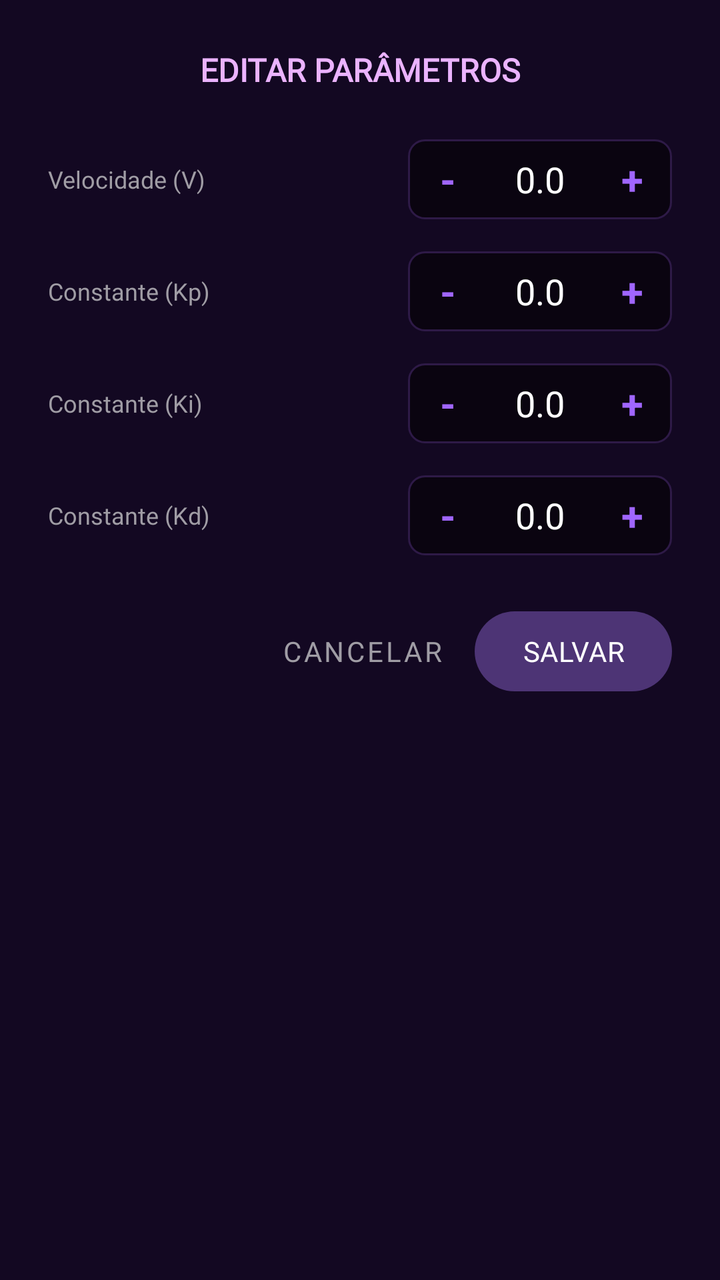
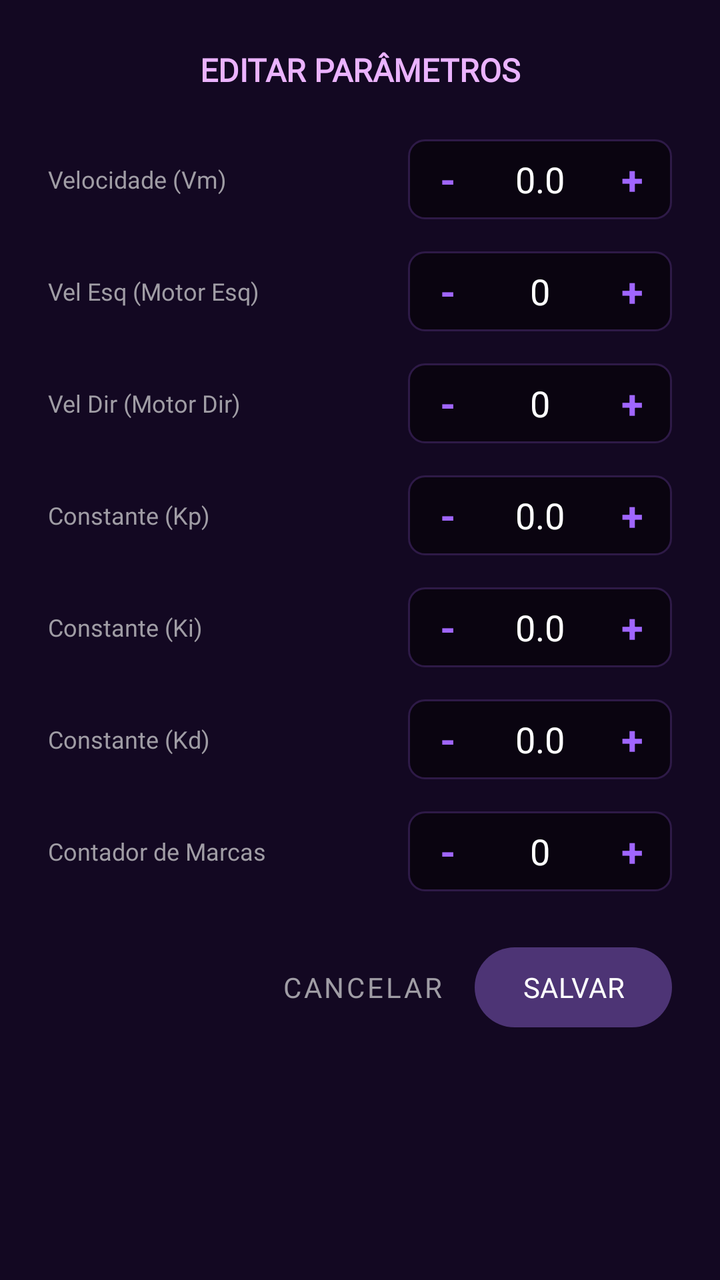

An Android layout rendered at two revisions. The XML below is the earlier revision; the diff shows what the commit changed to produce the second picture.
<!-- AndroidManifest.xml: application theme Theme.ZeGuiaApp -->
<!-- res/layout/editar_parametros.xml -->
<?xml version="1.0" encoding="utf-8"?>
<LinearLayout xmlns:android="http://schemas.android.com/apk/res/android"
    xmlns:app="http://schemas.android.com/apk/res-auto"
    android:layout_width="match_parent"
    android:layout_height="wrap_content"
    android:background="#130822"
    android:orientation="vertical"
    android:padding="24dp">

    <TextView
        android:layout_width="match_parent"
        android:layout_height="wrap_content"
        android:fontFamily="@font/orbitron"
        android:text="EDITAR PARÂMETROS"
        android:textColor="#EBB3FF"
        android:textSize="16sp"
        android:textStyle="bold"
        android:layout_marginBottom="24dp"
        android:gravity="center"/>

    <LinearLayout
        android:layout_width="match_parent"
        android:layout_height="wrap_content"
        android:orientation="horizontal"
        android:gravity="center_vertical"
        android:layout_marginBottom="16dp">

        <TextView
            android:layout_width="0dp"
            android:layout_height="wrap_content"
            android:layout_weight="1"
            android:text="Velocidade (V)"
            android:textColor="#A09DA5"
            android:fontFamily="@font/orbitron"
            android:textSize="12sp" />

        <LinearLayout
            android:layout_width="wrap_content"
            android:layout_height="wrap_content"
            android:orientation="horizontal"
            android:gravity="center"
            android:background="@drawable/bg_stepper"
            android:padding="4dp">

            <TextView
                android:id="@+id/btnDiminuirV"
                android:layout_width="32dp"
                android:layout_height="32dp"
                android:text="-"
                android:textSize="20sp"
                android:textColor="#A066FF"
                android:gravity="center"
                android:textStyle="bold"/>

            <EditText
                android:id="@+id/editV"
                android:layout_width="60dp"
                android:layout_height="wrap_content"
                android:background="@null"
                android:textColor="#FFFFFF"
                android:gravity="center"
                android:fontFamily="@font/sourcecodepro_bold"
                android:inputType="numberDecimal|numberSigned"
                android:text="0.0"/>

            <TextView
                android:id="@+id/btnAumentarV"
                android:layout_width="32dp"
                android:layout_height="32dp"
                android:text="+"
                android:textSize="20sp"
                android:textColor="#A066FF"
                android:gravity="center"
                android:textStyle="bold"/>
        </LinearLayout>
    </LinearLayout>

    <LinearLayout
        android:layout_width="match_parent"
        android:layout_height="wrap_content"
        android:orientation="horizontal"
        android:gravity="center_vertical"
        android:layout_marginBottom="16dp">

        <TextView
            android:layout_width="0dp"
            android:layout_height="wrap_content"
            android:layout_weight="1"
            android:text="Constante (Kp)"
            android:textColor="#A09DA5"
            android:fontFamily="@font/orbitron"
            android:textSize="12sp" />

        <LinearLayout
            android:layout_width="wrap_content"
            android:layout_height="wrap_content"
            android:orientation="horizontal"
            android:gravity="center"
            android:background="@drawable/bg_stepper"
            android:padding="4dp">

            <TextView android:id="@+id/btnDiminuirKp" android:layout_width="32dp" android:layout_height="32dp" android:text="-" android:textSize="20sp" android:textColor="#A066FF" android:gravity="center" android:textStyle="bold"/>
            <EditText android:id="@+id/editKp" android:layout_width="60dp" android:layout_height="wrap_content" android:background="@null" android:textColor="#FFFFFF" android:gravity="center" android:fontFamily="@font/sourcecodepro_bold" android:inputType="numberDecimal|numberSigned" android:text="0.0"/>
            <TextView android:id="@+id/btnAumentarKp" android:layout_width="32dp" android:layout_height="32dp" android:text="+" android:textSize="20sp" android:textColor="#A066FF" android:gravity="center" android:textStyle="bold"/>
        </LinearLayout>
    </LinearLayout>

    <LinearLayout
        android:layout_width="match_parent"
        android:layout_height="wrap_content"
        android:orientation="horizontal"
        android:gravity="center_vertical"
        android:layout_marginBottom="16dp">

        <TextView
            android:layout_width="0dp"
            android:layout_height="wrap_content"
            android:layout_weight="1"
            android:text="Constante (Ki)"
            android:textColor="#A09DA5"
            android:fontFamily="@font/orbitron"
            android:textSize="12sp" />

        <LinearLayout
            android:layout_width="wrap_content"
            android:layout_height="wrap_content"
            android:orientation="horizontal"
            android:gravity="center"
            android:background="@drawable/bg_stepper"
            android:padding="4dp">

            <TextView android:id="@+id/btnDiminuirKi" android:layout_width="32dp" android:layout_height="32dp" android:text="-" android:textSize="20sp" android:textColor="#A066FF" android:gravity="center" android:textStyle="bold"/>
            <EditText android:id="@+id/editKi" android:layout_width="60dp" android:layout_height="wrap_content" android:background="@null" android:textColor="#FFFFFF" android:gravity="center" android:fontFamily="@font/sourcecodepro_bold" android:inputType="numberDecimal|numberSigned" android:text="0.0"/>
            <TextView android:id="@+id/btnAumentarKi" android:layout_width="32dp" android:layout_height="32dp" android:text="+" android:textSize="20sp" android:textColor="#A066FF" android:gravity="center" android:textStyle="bold"/>
        </LinearLayout>
    </LinearLayout>

    <LinearLayout
        android:layout_width="match_parent"
        android:layout_height="wrap_content"
        android:orientation="horizontal"
        android:gravity="center_vertical"
        android:layout_marginBottom="24dp">

        <TextView
            android:layout_width="0dp"
            android:layout_height="wrap_content"
            android:layout_weight="1"
            android:text="Constante (Kd)"
            android:textColor="#A09DA5"
            android:fontFamily="@font/orbitron"
            android:textSize="12sp" />

        <LinearLayout
            android:layout_width="wrap_content"
            android:layout_height="wrap_content"
            android:orientation="horizontal"
            android:gravity="center"
            android:background="@drawable/bg_stepper"
            android:padding="4dp">

            <TextView android:id="@+id/btnDiminuirKd" android:layout_width="32dp" android:layout_height="32dp" android:text="-" android:textSize="20sp" android:textColor="#A066FF" android:gravity="center" android:textStyle="bold"/>
            <EditText android:id="@+id/editKd" android:layout_width="60dp" android:layout_height="wrap_content" android:background="@null" android:textColor="#FFFFFF" android:gravity="center" android:fontFamily="@font/sourcecodepro_bold" android:inputType="numberDecimal|numberSigned" android:text="0.0"/>
            <TextView android:id="@+id/btnAumentarKd" android:layout_width="32dp" android:layout_height="32dp" android:text="+" android:textSize="20sp" android:textColor="#A066FF" android:gravity="center" android:textStyle="bold"/>
        </LinearLayout>
    </LinearLayout>

    <LinearLayout
        android:layout_width="match_parent"
        android:layout_height="wrap_content"
        android:orientation="horizontal"
        android:gravity="end">

        <com.google.android.material.button.MaterialButton
            android:id="@+id/btnCancelar"
            style="@style/Widget.MaterialComponents.Button.TextButton"
            android:layout_width="wrap_content"
            android:layout_height="wrap_content"
            android:text="CANCELAR"
            android:textColor="#A09DA5"
            android:fontFamily="@font/orbitron" />

        <com.google.android.material.button.MaterialButton
            android:id="@+id/btnSalvar"
            android:layout_width="wrap_content"
            android:layout_height="wrap_content"
            android:layout_marginStart="8dp"
            android:text="SALVAR"
            app:backgroundTint="#4D3475"
            android:textColor="#FFFFFF"
            android:fontFamily="@font/orbitron" />
    </LinearLayout>

</LinearLayout>
<!-- resources referenced by this layout -->
<resources>
  <!-- drawable bg_stepper (drawable) -->
  <?xml version="1.0" encoding="utf-8"?>
  <shape xmlns:android="http://schemas.android.com/apk/res/android">
      <solid android:color="#0A0410" />
  
      <stroke android:width="1dp" android:color="#2E1A47" />
  
      <corners android:radius="8dp" />
  </shape>
  <style name="Theme.ZeGuiaApp" parent="Base.Theme.ZeGuiaApp" />
  <style name="Base.Theme.ZeGuiaApp" parent="Theme.Material3.DayNight.NoActionBar">
          <item name="android:statusBarColor">#2D1B4E</item>
          
          
      </style>
</resources>

<!-- the commit's change to res/layout/editar_parametros.xml (unified diff, before → after) -->
@@ -18,177 +18,87 @@
         android:layout_marginBottom="24dp"
         android:gravity="center"/>
 
-    <LinearLayout
-        android:layout_width="match_parent"
-        android:layout_height="wrap_content"
-        android:orientation="horizontal"
-        android:gravity="center_vertical"
-        android:layout_marginBottom="16dp">
-
-        <TextView
-            android:layout_width="0dp"
-            android:layout_height="wrap_content"
-            android:layout_weight="1"
-            android:text="Velocidade (V)"
-            android:textColor="#A09DA5"
-            android:fontFamily="@font/orbitron"
-            android:textSize="12sp" />
-
-        <LinearLayout
-            android:layout_width="wrap_content"
-            android:layout_height="wrap_content"
-            android:orientation="horizontal"
-            android:gravity="center"
-            android:background="@drawable/bg_stepper"
-            android:padding="4dp">
-
-            <TextView
-                android:id="@+id/btnDiminuirV"
-                android:layout_width="32dp"
-                android:layout_height="32dp"
-                android:text="-"
-                android:textSize="20sp"
-                android:textColor="#A066FF"
-                android:gravity="center"
-                android:textStyle="bold"/>
-
-            <EditText
-                android:id="@+id/editV"
-                android:layout_width="60dp"
-                android:layout_height="wrap_content"
-                android:background="@null"
-                android:textColor="#FFFFFF"
-                android:gravity="center"
-                android:fontFamily="@font/sourcecodepro_bold"
-                android:inputType="numberDecimal|numberSigned"
-                android:text="0.0"/>
-
-            <TextView
-                android:id="@+id/btnAumentarV"
-                android:layout_width="32dp"
-                android:layout_height="32dp"
-                android:text="+"
-                android:textSize="20sp"
-                android:textColor="#A066FF"
-                android:gravity="center"
-                android:textStyle="bold"/>
+    
+    <LinearLayout android:layout_width="match_parent" android:layout_height="wrap_content" android:orientation="horizontal" android:gravity="center_vertical" android:layout_marginBottom="16dp">
+        <TextView android:layout_width="0dp" android:layout_height="wrap_content" android:layout_weight="1" android:text="Velocidade (Vm)" android:textColor="#A09DA5" android:fontFamily="@font/orbitron" android:textSize="12sp"/>
+        <LinearLayout android:layout_width="wrap_content" android:layout_height="wrap_content" android:orientation="horizontal" android:gravity="center" android:background="@drawable/bg_stepper" android:padding="4dp">
+            <TextView android:id="@+id/btnDiminuirV" android:layout_width="32dp" android:layout_height="32dp" android:text="-" android:textSize="20sp" android:textColor="#A066FF" android:gravity="center" android:textStyle="bold"/>
+            <EditText android:id="@+id/editV" android:layout_width="60dp" android:layout_height="wrap_content" android:background="@null" android:textColor="#FFFFFF" android:gravity="center" android:fontFamily="@font/sourcecodepro_bold" android:inputType="numberDecimal|numberSigned" android:text="0.0"/>
+            <TextView android:id="@+id/btnAumentarV" android:layout_width="32dp" android:layout_height="32dp" android:text="+" android:textSize="20sp" android:textColor="#A066FF" android:gravity="center" android:textStyle="bold"/>
         </LinearLayout>
     </LinearLayout>
 
-    <LinearLayout
-        android:layout_width="match_parent"
-        android:layout_height="wrap_content"
-        android:orientation="horizontal"
-        android:gravity="center_vertical"
-        android:layout_marginBottom="16dp">
+    
+    <LinearLayout android:layout_width="match_parent" android:layout_height="wrap_content" android:orientation="horizontal" android:gravity="center_vertical" android:layout_marginBottom="16dp">
+        <TextView android:layout_width="0dp" android:layout_height="wrap_content" android:layout_weight="1" android:text="Vel Esq (Motor Esq)" android:textColor="#A09DA5" android:fontFamily="@font/orbitron" android:textSize="12sp"/>
+        <LinearLayout android:layout_width="wrap_content" android:layout_height="wrap_content" android:orientation="horizontal" android:gravity="center" android:background="@drawable/bg_stepper" android:padding="4dp">
+            <TextView android:id="@+id/btnDiminuirVelEsq" android:layout_width="32dp" android:layout_height="32dp" android:text="-" android:textSize="20sp" android:textColor="#A066FF" android:gravity="center" android:textStyle="bold"/>
+            <EditText android:id="@+id/editVelEsq" android:layout_width="60dp" android:layout_height="wrap_content" android:background="@null" android:textColor="#FFFFFF" android:gravity="center" android:fontFamily="@font/sourcecodepro_bold" android:inputType="number" android:text="0"/>
+            <TextView android:id="@+id/btnAumentarVelEsq" android:layout_width="32dp" android:layout_height="32dp" android:text="+" android:textSize="20sp" android:textColor="#A066FF" android:gravity="center" android:textStyle="bold"/>
+        </LinearLayout>
+    </LinearLayout>
 
-        <TextView
-            android:layout_width="0dp"
-            android:layout_height="wrap_content"
-            android:layout_weight="1"
-            android:text="Constante (Kp)"
-            android:textColor="#A09DA5"
-            android:fontFamily="@font/orbitron"
-            android:textSize="12sp" />
+    
+    <LinearLayout android:layout_width="match_parent" android:layout_height="wrap_content" android:orientation="horizontal" android:gravity="center_vertical" android:layout_marginBottom="16dp">
+        <TextView android:layout_width="0dp" android:layout_height="wrap_content" android:layout_weight="1" android:text="Vel Dir (Motor Dir)" android:textColor="#A09DA5" android:fontFamily="@font/orbitron" android:textSize="12sp"/>
+        <LinearLayout android:layout_width="wrap_content" android:layout_height="wrap_content" android:orientation="horizontal" android:gravity="center" android:background="@drawable/bg_stepper" android:padding="4dp">
+            <TextView android:id="@+id/btnDiminuirVelDir" android:layout_width="32dp" android:layout_height="32dp" android:text="-" android:textSize="20sp" android:textColor="#A066FF" android:gravity="center" android:textStyle="bold"/>
+            <EditText android:id="@+id/editVelDir" android:layout_width="60dp" android:layout_height="wrap_content" android:background="@null" android:textColor="#FFFFFF" android:gravity="center" android:fontFamily="@font/sourcecodepro_bold" android:inputType="number" android:text="0"/>
+            <TextView android:id="@+id/btnAumentarVelDir" android:layout_width="32dp" android:layout_height="32dp" android:text="+" android:textSize="20sp" android:textColor="#A066FF" android:gravity="center" android:textStyle="bold"/>
+        </LinearLayout>
+    </LinearLayout>
 
-        <LinearLayout
-            android:layout_width="wrap_content"
-            android:layout_height="wrap_content"
-            android:orientation="horizontal"
-            android:gravity="center"
-            android:background="@drawable/bg_stepper"
-            android:padding="4dp">
-
+    
+    <LinearLayout android:layout_width="match_parent" android:layout_height="wrap_content" android:orientation="horizontal" android:gravity="center_vertical" android:layout_marginBottom="16dp">
+        <TextView android:layout_width="0dp" android:layout_height="wrap_content" android:layout_weight="1" android:text="Constante (Kp)" android:textColor="#A09DA5" android:fontFamily="@font/orbitron" android:textSize="12sp"/>
+        <LinearLayout android:layout_width="wrap_content" android:layout_height="wrap_content" android:orientation="horizontal" android:gravity="center" android:background="@drawable/bg_stepper" android:padding="4dp">
             <TextView android:id="@+id/btnDiminuirKp" android:layout_width="32dp" android:layout_height="32dp" android:text="-" android:textSize="20sp" android:textColor="#A066FF" android:gravity="center" android:textStyle="bold"/>
             <EditText android:id="@+id/editKp" android:layout_width="60dp" android:layout_height="wrap_content" android:background="@null" android:textColor="#FFFFFF" android:gravity="center" android:fontFamily="@font/sourcecodepro_bold" android:inputType="numberDecimal|numberSigned" android:text="0.0"/>
             <TextView android:id="@+id/btnAumentarKp" android:layout_width="32dp" android:layout_height="32dp" android:text="+" android:textSize="20sp" android:textColor="#A066FF" android:gravity="center" android:textStyle="bold"/>
         </LinearLayout>
     </LinearLayout>
 
-    <LinearLayout
-        android:layout_width="match_parent"
-        android:layout_height="wrap_content"
-        android:orientation="horizontal"
-        android:gravity="center_vertical"
-        android:layout_marginBottom="16dp">
-
-        <TextView
-            android:layout_width="0dp"
-            android:layout_height="wrap_content"
-            android:layout_weight="1"
-            android:text="Constante (Ki)"
-            android:textColor="#A09DA5"
-            android:fontFamily="@font/orbitron"
-            android:textSize="12sp" />
-
-        <LinearLayout
-            android:layout_width="wrap_content"
-            android:layout_height="wrap_content"
-            android:orientation="horizontal"
-            android:gravity="center"
-            android:background="@drawable/bg_stepper"
-            android:padding="4dp">
-
+    
+    <LinearLayout android:layout_width="match_parent" android:layout_height="wrap_content" android:orientation="horizontal" android:gravity="center_vertical" android:layout_marginBottom="16dp">
+        <TextView android:layout_width="0dp" android:layout_height="wrap_content" android:layout_weight="1" android:text="Constante (Ki)" android:textColor="#A09DA5" android:fontFamily="@font/orbitron" android:textSize="12sp"/>
+        <LinearLayout android:layout_width="wrap_content" android:layout_height="wrap_content" android:orientation="horizontal" android:gravity="center" android:background="@drawable/bg_stepper" android:padding="4dp">
             <TextView android:id="@+id/btnDiminuirKi" android:layout_width="32dp" android:layout_height="32dp" android:text="-" android:textSize="20sp" android:textColor="#A066FF" android:gravity="center" android:textStyle="bold"/>
             <EditText android:id="@+id/editKi" android:layout_width="60dp" android:layout_height="wrap_content" android:background="@null" android:textColor="#FFFFFF" android:gravity="center" android:fontFamily="@font/sourcecodepro_bold" android:inputType="numberDecimal|numberSigned" android:text="0.0"/>
             <TextView android:id="@+id/btnAumentarKi" android:layout_width="32dp" android:layout_height="32dp" android:text="+" android:textSize="20sp" android:textColor="#A066FF" android:gravity="center" android:textStyle="bold"/>
         </LinearLayout>
     </LinearLayout>
 
-    <LinearLayout
-        android:layout_width="match_parent"
-        android:layout_height="wrap_content"
-        android:orientation="horizontal"
-        android:gravity="center_vertical"
-        android:layout_marginBottom="24dp">
-
-        <TextView
-            android:layout_width="0dp"
-            android:layout_height="wrap_content"
-            android:layout_weight="1"
-            android:text="Constante (Kd)"
-            android:textColor="#A09DA5"
-            android:fontFamily="@font/orbitron"
-            android:textSize="12sp" />
-
-        <LinearLayout
-            android:layout_width="wrap_content"
-            android:layout_height="wrap_content"
-            android:orientation="horizontal"
-            android:gravity="center"
-            android:background="@drawable/bg_stepper"
-            android:padding="4dp">
-
+    
+    <LinearLayout android:layout_width="match_parent" android:layout_height="wrap_content" android:orientation="horizontal" android:gravity="center_vertical" android:layout_marginBottom="16dp">
+        <TextView android:layout_width="0dp" android:layout_height="wrap_content" android:layout_weight="1" android:text="Constante (Kd)" android:textColor="#A09DA5" android:fontFamily="@font/orbitron" android:textSize="12sp"/>
+        <LinearLayout android:layout_width="wrap_content" android:layout_height="wrap_content" android:orientation="horizontal" android:gravity="center" android:background="@drawable/bg_stepper" android:padding="4dp">
             <TextView android:id="@+id/btnDiminuirKd" android:layout_width="32dp" android:layout_height="32dp" android:text="-" android:textSize="20sp" android:textColor="#A066FF" android:gravity="center" android:textStyle="bold"/>
             <EditText android:id="@+id/editKd" android:layout_width="60dp" android:layout_height="wrap_content" android:background="@null" android:textColor="#FFFFFF" android:gravity="center" android:fontFamily="@font/sourcecodepro_bold" android:inputType="numberDecimal|numberSigned" android:text="0.0"/>
             <TextView android:id="@+id/btnAumentarKd" android:layout_width="32dp" android:layout_height="32dp" android:text="+" android:textSize="20sp" android:textColor="#A066FF" android:gravity="center" android:textStyle="bold"/>
         </LinearLayout>
     </LinearLayout>
 
-    <LinearLayout
-        android:layout_width="match_parent"
-        android:layout_height="wrap_content"
-        android:orientation="horizontal"
-        android:gravity="end">
+    
+    <LinearLayout android:layout_width="match_parent" android:layout_height="wrap_content" android:orientation="horizontal" android:gravity="center_vertical" android:layout_marginBottom="24dp">
+        <TextView android:layout_width="0dp" android:layout_height="wrap_content" android:layout_weight="1" android:text="Contador de Marcas" android:textColor="#A09DA5" android:fontFamily="@font/orbitron" android:textSize="12sp"/>
+        <LinearLayout android:layout_width="wrap_content" android:layout_height="wrap_content" android:orientation="horizontal" android:gravity="center" android:background="@drawable/bg_stepper" android:padding="4dp">
+            <TextView android:id="@+id/btnDiminuirMarcas" android:layout_width="32dp" android:layout_height="32dp" android:text="-" android:textSize="20sp" android:textColor="#A066FF" android:gravity="center" android:textStyle="bold"/>
+            <EditText android:id="@+id/editMarcas" android:layout_width="60dp" android:layout_height="wrap_content" android:background="@null" android:textColor="#FFFFFF" android:gravity="center" android:fontFamily="@font/sourcecodepro_bold" android:inputType="number" android:text="0"/>
+            <TextView android:id="@+id/btnAumentarMarcas" android:layout_width="32dp" android:layout_height="32dp" android:text="+" android:textSize="20sp" android:textColor="#A066FF" android:gravity="center" android:textStyle="bold"/>
+        </LinearLayout>
+    </LinearLayout>
 
+    <LinearLayout android:layout_width="match_parent" android:layout_height="wrap_content" android:orientation="horizontal" android:gravity="end">
         <com.google.android.material.button.MaterialButton
             android:id="@+id/btnCancelar"
             style="@style/Widget.MaterialComponents.Button.TextButton"
-            android:layout_width="wrap_content"
-            android:layout_height="wrap_content"
-            android:text="CANCELAR"
-            android:textColor="#A09DA5"
-            android:fontFamily="@font/orbitron" />
-
+            android:layout_width="wrap_content" android:layout_height="wrap_content"
+            android:text="CANCELAR" android:textColor="#A09DA5" android:fontFamily="@font/orbitron"/>
         <com.google.android.material.button.MaterialButton
             android:id="@+id/btnSalvar"
-            android:layout_width="wrap_content"
-            android:layout_height="wrap_content"
-            android:layout_marginStart="8dp"
-            android:text="SALVAR"
-            app:backgroundTint="#4D3475"
-            android:textColor="#FFFFFF"
-            android:fontFamily="@font/orbitron" />
+            android:layout_width="wrap_content" android:layout_height="wrap_content"
+            android:layout_marginStart="8dp" android:text="SALVAR"
+            app:backgroundTint="#4D3475" android:textColor="#FFFFFF" android:fontFamily="@font/orbitron"/>
     </LinearLayout>
 
 </LinearLayout>
